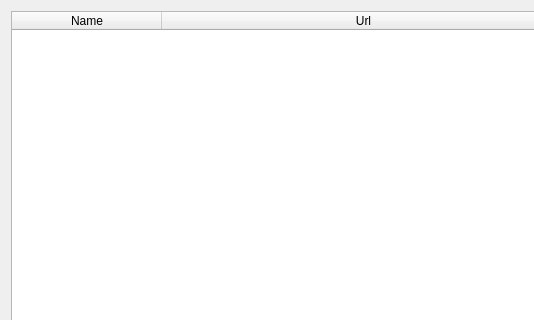
Before: the Qt Designer form starviewer/src/core/qexternalapplicationconfigurationscreenbase.ui in starviewer-medical/starviewer, drawn with Qt 5; both pictures show x 0 to 534 and y 0 to 320 of the 663 by 502 pixel window.
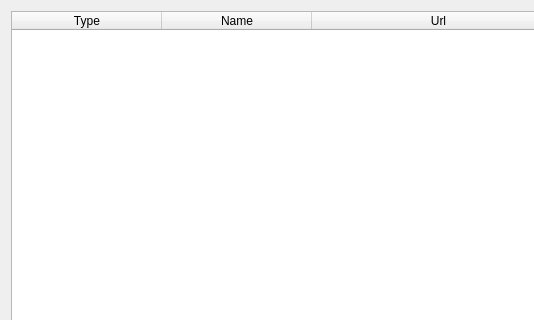
After: the same form once the commit is applied. Icons and pictures are not drawn.

Commit message:
ENH: External applications types: URL and command.
External applications can be an URL that is opened by the system default browser or an external system command.

Diff of the .ui file:
```diff
--- a/starviewer/src/core/qexternalapplicationconfigurationscreenbase.ui
+++ b/starviewer/src/core/qexternalapplicationconfigurationscreenbase.ui
@@ -65,6 +65,11 @@
      <attribute name="verticalHeaderVisible">
       <bool>false</bool>
      </attribute>
+     <column>
+      <property name="text">
+       <string>Type</string>
+      </property>
+     </column>
      <column>
       <property name="text">
        <string>Name</string>
```
The commit also changes 4 other files.
